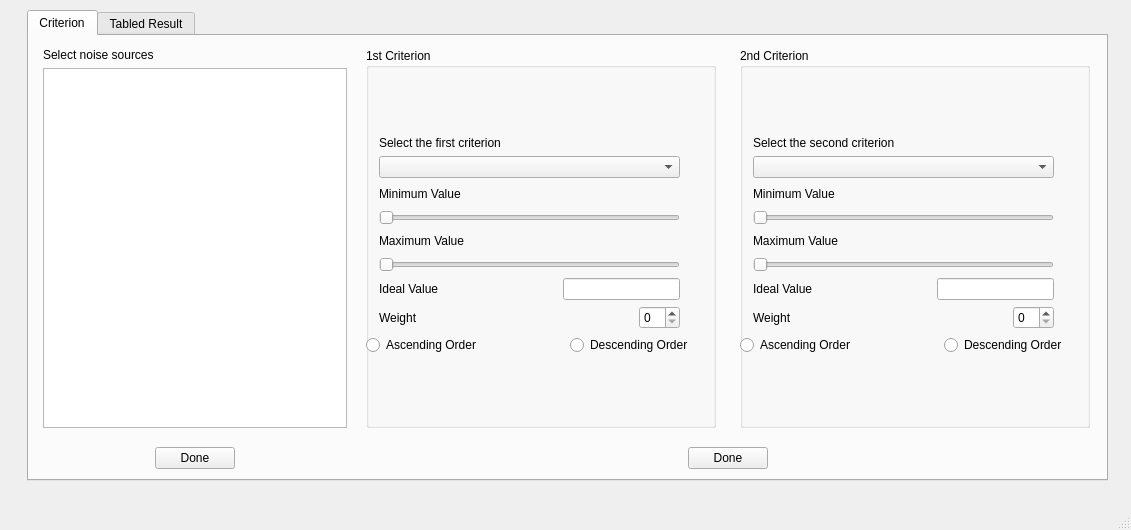
First picture: the form in InterfaceUI.ui, repository SeungsuKim/Interlayer-Noise-DSS, before the edit.
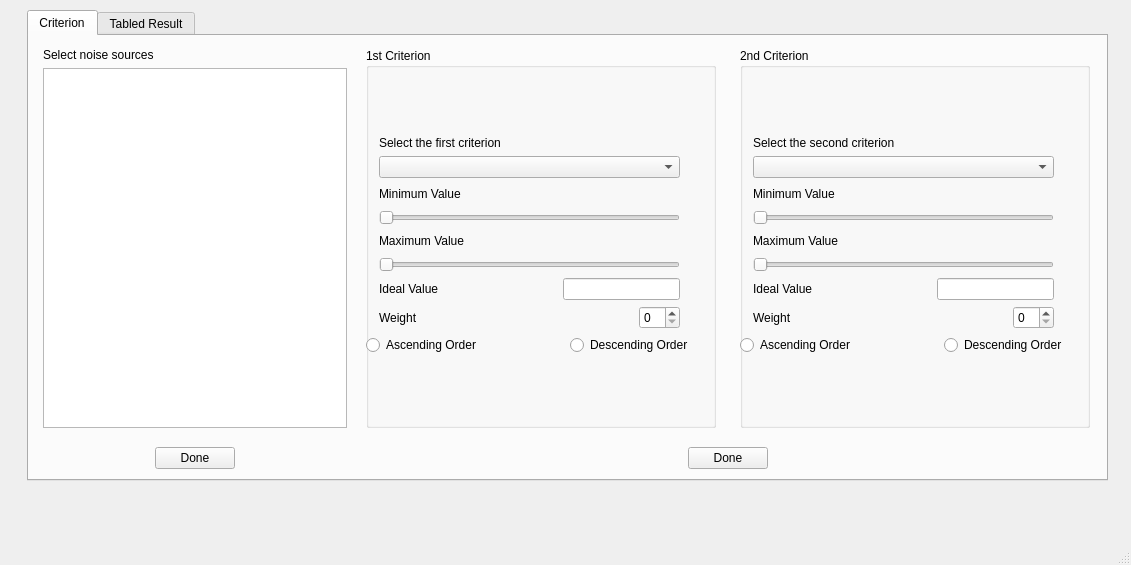
Second picture: the form after the edit.

```diff
--- a/InterfaceUI.ui
+++ b/InterfaceUI.ui
@@ -7,7 +7,7 @@
     <x>0</x>
     <y>0</y>
     <width>1131</width>
-    <height>530</height>
+    <height>565</height>
    </rect>
   </property>
   <property name="windowTitle">
@@ -30,7 +30,7 @@
      <attribute name="title">
       <string>Criterion</string>
      </attribute>
-     <widget class="QWidget" name="">
+     <widget class="QWidget" name="layoutWidget">
       <property name="geometry">
        <rect>
         <x>14</x>
```
